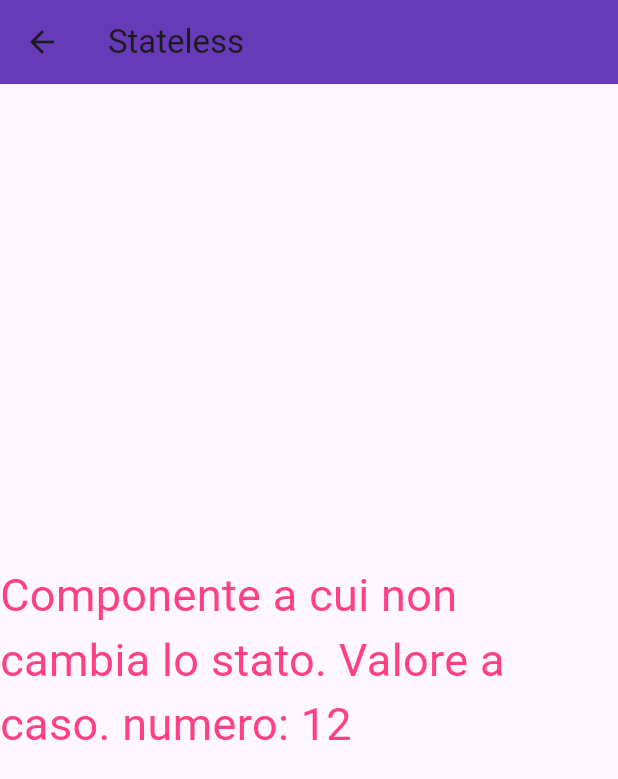
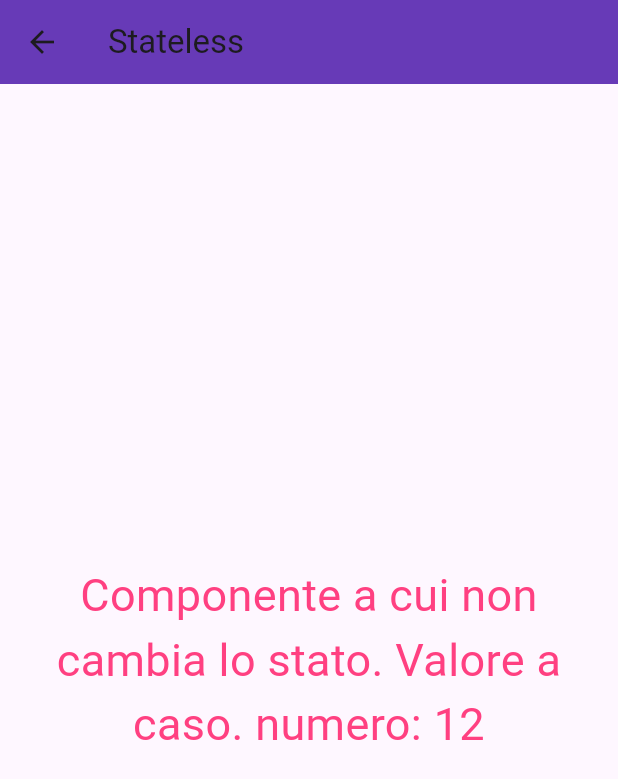
Before and after one commit to TheDollMaster98/flutter_tutorial, a Flutter app: the Tutorial1 screen opened by its route, on a phone screen of 412 x 824 dp. Shown: the top 779 px of the screen. Run offline on Flutter 3.47's test engine with Material 3 defaults, Android fonts, the phone set to English and light mode, and no system bars; missing offline and left inert: intro_flutter_0.

```diff
--- a/lib/tutorial_1_stateless/tutorial_1.dart
+++ b/lib/tutorial_1_stateless/tutorial_1.dart
@@ -1,36 +1,31 @@
 import 'package:flutter/material.dart';
 import 'package:flutter_tutorial/tutorial_1_stateless/components/text_head_line.dart';
 
-
-// Flutter si basa solo sui componenti, quindi anche il titolo può essere un componente
-// Questa classe estende StatelessWidget
-// che è la base per i widget che descrivono una parte dell'interfaccia utente in termini di altri widget più bassi.
+// Flutter si basa solo sui componenti, quindi anche il titolo può essere un componente.
+// Questa classe estende StatelessWidget, che è la base per i widget che descrivono
+// una parte dell'interfaccia utente in termini di altri widget più bassi.
 class Tutorial1 extends StatelessWidget {
   final int value;
   final String word;
   final String word2;
   final TextStyle style;
+
   // Posso inizializzare nel costruttore le variabili così:
-  const Tutorial1(
-      this.word,
-      this.value,
-      {
-        super.key,
-        required this.word2,
-        required this.style
-      }
-      );
+  const Tutorial1(this.word, this.value,
+      {super.key, required this.word2, required this.style});
 
   @override
   Widget build(BuildContext context) {
     return Scaffold(
       appBar: AppBar(
-          title: TextHeadline()
+        title: TextHeadline(),
       ),
       body: Center(
-          child: Text(
-              "$word $word2 numero: $value", style: style
-          )
+        child: Text(
+          "$word $word2 numero: $value",
+          style: style,
+          textAlign: TextAlign.center, // Assicura che il testo sia centrato
+        ),
       ),
     );
   }
--- a/lib/tutorial_2_stateful/tutorial_2.dart
+++ b/lib/tutorial_2_stateful/tutorial_2.dart
@@ -45,7 +45,7 @@ class Tutorial2State extends State<Tutorial2> {
               padding: EdgeInsets.all(16.0),
               child: Text(
                 'Un StatefulWidget mantiene uno stato interno che può cambiare nel tempo, '
-                    'come ad esempio quando un utente interagisce con il widget. \n'
+                'come ad esempio quando un utente interagisce con il widget. \n'
                 'Esempio: aumento, decremento e reset di un valore:',
                 textAlign: TextAlign.center,
                 style: TextStyle(fontSize: 16),
```
